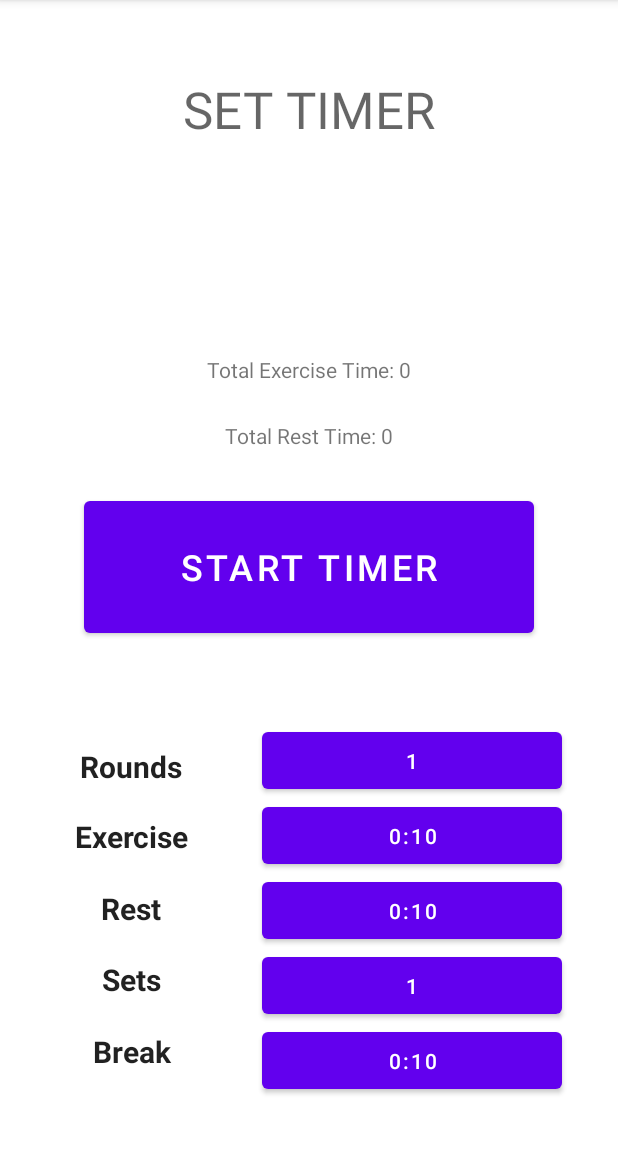
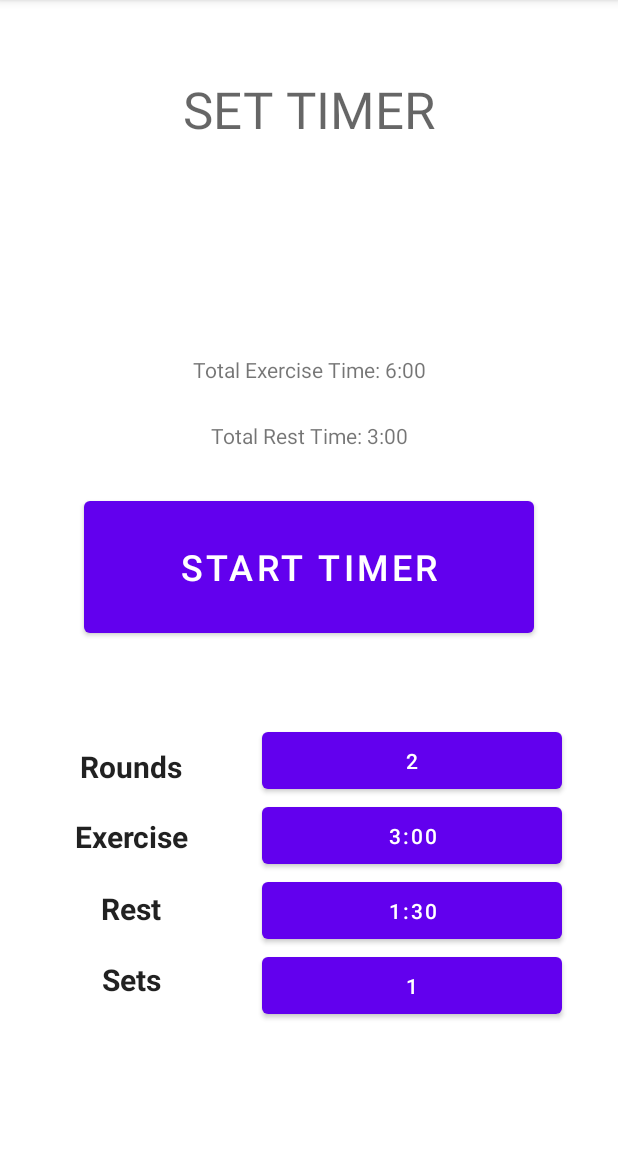
Before and after one commit to telvinzhong/workoutTimerMobileApp, an Android app: the workoutActivity screen opened directly, with no data from a screen before it, on a phone screen of 412 x 824 dp, the part 84-1236 px from its top. Run offline under Robolectric (Android 15) with nearby library versions, the phone set to English and light mode, and no system bars.

Commit message:
toggle break

```diff
--- a/app/src/main/java/edu/neu/madcourse/myapplication/Time.java
+++ b/app/src/main/java/edu/neu/madcourse/myapplication/Time.java
@@ -98,7 +98,6 @@ public class Time {
         timeArrayList.add(new Time("14","00"));
         timeArrayList.add(new Time("14","30"));
         timeArrayList.add(new Time("15","00"));
-        timeArrayList.add(new Time("15","30"));
     }
 
     public String getMinute() {
--- a/app/src/main/java/edu/neu/madcourse/myapplication/workoutActivity.java
+++ b/app/src/main/java/edu/neu/madcourse/myapplication/workoutActivity.java
@@ -6,6 +6,7 @@ import android.util.Log;
 import android.view.View;
 import android.widget.Button;
 import android.widget.NumberPicker;
+import android.widget.TextView;
 
 import androidx.appcompat.app.AppCompatActivity;
 
@@ -15,6 +16,11 @@ public class workoutActivity extends AppCompatActivity {
     private NumberPicker roundPicker;
     private NumberPicker breakTimePicker;
     private NumberPicker setPicker;
+    private TextView totalExerciseTime;
+    private TextView totalRestTime;
+    private TextView breaks;
+    private String totalTime;
+
     private Button ok;
     private Button exerciseTime;
     private Button round;
@@ -46,6 +52,9 @@ public class workoutActivity extends AppCompatActivity {
         round = findViewById(R.id.roundnumber);
         set = findViewById(R.id.setnumber);
         breakTime = findViewById(R.id.breaktime);
+        breaks = findViewById(R.id.breaks);
+        totalExerciseTime = findViewById(R.id.totalexercisetime);
+        totalRestTime = findViewById(R.id.totalresttime);
 
 
         exerciseTime.setOnClickListener(new View.OnClickListener() {
@@ -83,6 +92,8 @@ public class workoutActivity extends AppCompatActivity {
             }
         });
 
+        calculateTime();
+//        toggleBreakTime();
 }
     public void show(String type)
     {
@@ -96,11 +107,14 @@ public class workoutActivity extends AppCompatActivity {
             exerciseTimePicker.setMaxValue(Time.getTimeArrayList().size() -1);
             exerciseTimePicker.setMinValue(0);
             exerciseTimePicker.setDisplayedValues(Time.timeString());
+            exerciseTimePicker.setValue(17);
+
+
             exerciseTimePicker.setOnValueChangedListener(new NumberPicker.OnValueChangeListener() {
                 @Override
                 public void onValueChange(NumberPicker numberPicker, int oldValue, int newValue) {
                     exerciseTime.setText(Time.getTimeArrayList().get(newValue).getMinute() +":"+ Time.getTimeArrayList().get(newValue).getSecond());
-
+                    calculateTime();
                 }
             });
 
@@ -114,10 +128,12 @@ public class workoutActivity extends AppCompatActivity {
             restTimePicker.setMaxValue(Time.getTimeArrayList().size() -1);
             restTimePicker.setMinValue(0);
             restTimePicker.setDisplayedValues(Time.timeString());
+            restTimePicker.setValue(8);
             restTimePicker.setOnValueChangedListener(new NumberPicker.OnValueChangeListener() {
                 @Override
                 public void onValueChange(NumberPicker numberPicker, int oldValue, int newValue) {
                     restTime.setText(Time.getTimeArrayList().get(newValue).getMinute() +":"+ Time.getTimeArrayList().get(newValue).getSecond());
+                    calculateTime();
                 }
             });
 
@@ -129,11 +145,13 @@ public class workoutActivity extends AppCompatActivity {
             ok = d.findViewById(R.id.ok);
             roundPicker.setMinValue(1);
             roundPicker.setMaxValue(10);
+            // Remember previous value
             roundPicker.setValue(Integer.parseInt(round.getText().toString()));
             roundPicker.setOnValueChangedListener(new NumberPicker.OnValueChangeListener() {
                 @Override
                 public void onValueChange(NumberPicker numberPicker, int oldValue, int newValue) {
                     round.setText(String.valueOf(newValue));
+                    calculateTime();
                 }
             });
 
@@ -145,11 +163,14 @@ public class workoutActivity extends AppCompatActivity {
             ok = d.findViewById(R.id.ok);
             setPicker.setMinValue(1);
             setPicker.setMaxValue(10);
+            // Remember previous value
             setPicker.setValue(Integer.parseInt(set.getText().toString()));
             setPicker.setOnValueChangedListener(new NumberPicker.OnValueChangeListener() {
                 @Override
                 public void onValueChange(NumberPicker numberPicker, int oldValue, int newValue) {
                     set.setText(String.valueOf(newValue));
+                    toggleBreakTime();
+                    calculateTime();
                 }
             });
         }
@@ -168,7 +189,6 @@ public class workoutActivity extends AppCompatActivity {
                     breakTime.setText(Time.getTimeArrayList().get(newValue).getMinute() +":"+ Time.getTimeArrayList().get(newValue).getSecond());
                 }
             });
-
         }
 
         ok.setOnClickListener(new View.OnClickListener()
@@ -178,10 +198,37 @@ public class workoutActivity extends AppCompatActivity {
                 d.dismiss();
             }
         });
+        d.show();
+    }
+    public void calculateTime(){
+        String et[] = exerciseTime.getText().toString().split(":");
+        String rt[] = restTime.getText().toString().split(":");
+
+        int totalET = Integer.parseInt(et[0]) * 60 * Integer.parseInt(round.getText().toString()) + Integer.parseInt(et[1]) * Integer.parseInt(round.getText().toString());;
+        int totalRT = Integer.parseInt(rt[0]) * 60 * Integer.parseInt(round.getText().toString()) + Integer.parseInt(rt[1]) * Integer.parseInt(round.getText().toString());;
+
+        if (Integer.parseInt(set.getText().toString()) != 1){
+            totalET = totalET * Integer.parseInt(set.getText().toString());
+        }
+        // convert time to seconds
+        // divide to get minute
+        totalExerciseTime.setText(totalET / 60 + ":" + String.format("%02d" , totalET % 60));
+
+        totalRestTime.setText(totalRT / 60 + ":" + String.format("%02d" , totalRT % 60));
 
 
+    }
 
-        d.show();
+    public void toggleBreakTime(){
+        Log.d("set", set.getText().toString());
+        if(set.getText().toString().equals("1")){
+            breakTime.setVisibility(View.INVISIBLE);
+            breaks.setVisibility(View.INVISIBLE);
+        }
+        else{
+            breakTime.setVisibility(View.VISIBLE);
+            breaks.setVisibility(View.VISIBLE);
+        }
     }
 
 
--- a/app/src/main/res/layout/activity_workout.xml
+++ b/app/src/main/res/layout/activity_workout.xml
@@ -11,7 +11,7 @@
         android:id="@+id/exercisetime"
         android:layout_width="200dp"
         android:layout_height="50dp"
-        android:text="0:10"
+        android:text="3:00"
         app:layout_constraintBottom_toTopOf="@+id/resttime"
         app:layout_constraintEnd_toEndOf="parent"
         app:layout_constraintHorizontal_bias="0.5"
@@ -36,7 +36,7 @@
         android:id="@+id/roundnumber"
         android:layout_width="200dp"
         android:layout_height="50dp"
-        android:text="1"
+        android:text="2"
         app:layout_constraintBottom_toTopOf="@+id/exercisetime"
         app:layout_constraintEnd_toEndOf="parent"
         app:layout_constraintHorizontal_bias="0.5"
@@ -61,7 +61,7 @@
         android:id="@+id/resttime"
         android:layout_width="200dp"
         android:layout_height="50dp"
-        android:text="0:10"
+        android:text="1:30"
         app:layout_constraintBottom_toTopOf="@+id/setnumber"
         app:layout_constraintEnd_toEndOf="parent"
         app:layout_constraintHorizontal_bias="0.5"
@@ -112,6 +112,7 @@
         android:layout_width="100dp"
         android:layout_height="30dp"
         android:layout_marginBottom="32dp"
+        android:visibility="invisible"
         android:gravity="center"
         android:text="Break"
         android:textAppearance="@style/TextAppearance.AppCompat.Body1"
@@ -128,7 +129,7 @@
         android:layout_height="50dp"
         android:layout_marginBottom="16dp"
         android:text="0:10"
-
+        android:visibility="invisible"
         app:layout_constraintBottom_toBottomOf="parent"
         app:layout_constraintEnd_toEndOf="parent"
         app:layout_constraintHorizontal_bias="0.5"
@@ -162,7 +163,7 @@
         android:layout_marginBottom="492dp"
         android:text="Total Exercise Time: "
         app:layout_constraintBottom_toBottomOf="parent"
-        app:layout_constraintEnd_toStartOf="@+id/textView14"
+        app:layout_constraintEnd_toStartOf="@+id/totalexercisetime"
         app:layout_constraintHorizontal_bias="0.5"
         app:layout_constraintHorizontal_chainStyle="packed"
         app:layout_constraintStart_toStartOf="parent" />
@@ -174,13 +175,13 @@
         android:layout_marginBottom="448dp"
         android:text="Total Rest Time: "
         app:layout_constraintBottom_toBottomOf="parent"
-        app:layout_constraintEnd_toStartOf="@+id/textView16"
+        app:layout_constraintEnd_toStartOf="@+id/totalresttime"
         app:layout_constraintHorizontal_bias="0.5"
         app:layout_constraintHorizontal_chainStyle="packed"
         app:layout_constraintStart_toStartOf="parent" />
 
     <TextView
-        android:id="@+id/textView16"
+        android:id="@+id/totalresttime"
         android:layout_width="wrap_content"
         android:layout_height="wrap_content"
         android:layout_marginBottom="448dp"
@@ -191,7 +192,7 @@
         app:layout_constraintStart_toEndOf="@+id/textView15" />
 
     <TextView
-        android:id="@+id/textView14"
+        android:id="@+id/totalexercisetime"
         android:layout_width="wrap_content"
         android:layout_height="wrap_content"
         android:layout_marginBottom="492dp"
```
